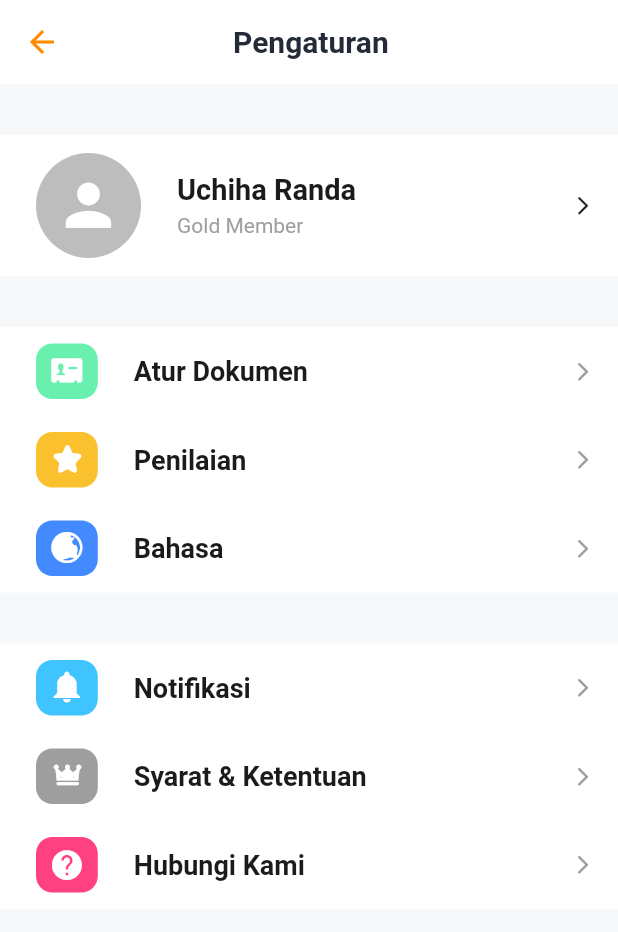
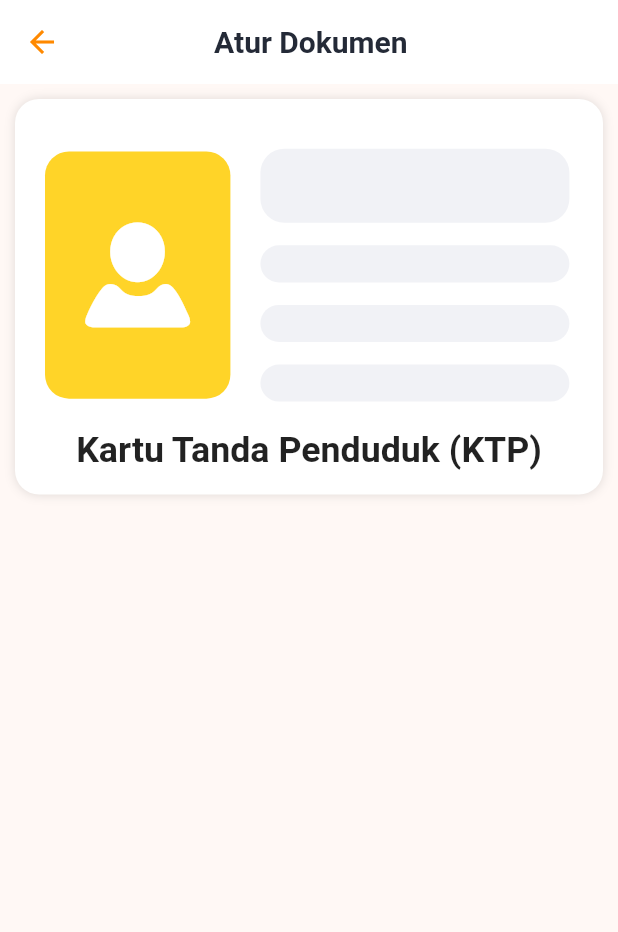
Before and after one commit to MirzaMlna/Tambalin, a Flutter app: the SettingsPage screen opened directly, after a tap on "Atur Dokumen", on a phone screen of 412 x 824 dp. Shown: the top 932 px of the screen. Run offline on Flutter 3.47's test engine with Material 2 defaults, Android fonts, the light colour scheme and no system bars; drawn by our look-alikes of settings_ui; our stand-ins replace chat_bubbles, get, google_fonts, responsive_sizer; missing offline and left inert: flutter_verification_code.

Commit message:
✅Document UI (Done)

```diff
--- a/lib/order/views/detail/payment/add_price/add_price_view.dart
+++ b/lib/order/views/detail/payment/add_price/add_price_view.dart
@@ -125,7 +125,6 @@ class _AddPriceViewState extends State<AddPriceView> {
                 height: 1.h,
               ),
               TextFormField(
-
                 maxLength: 60,
                 style: TextStyle(
                   fontSize: 18.sp,
--- a/lib/settings/account/account_view.dart
+++ b/lib/settings/views/account/account_view.dart
@@ -1,6 +1,6 @@
 import 'package:flutter/material.dart';
 import 'package:responsive_sizer/responsive_sizer.dart';
-import 'package:tambalin_app/settings/account/account_edit_view.dart';
+import 'package:tambalin_app/settings/views/account/account_edit_view.dart';
 import 'package:tambalin_app/utlis/color_pallete.dart';
 
 class MyAccount extends StatefulWidget {
--- /dev/null
+++ b/lib/settings/views/document/views/document_view.dart
@@ -0,0 +1,148 @@
+import 'package:flutter/material.dart';
+import 'package:responsive_sizer/responsive_sizer.dart';
+import 'package:tambalin_app/settings/views/document/views/document_edit_view.dart';
+import 'package:tambalin_app/utlis/color_pallete.dart';
+import 'package:tambalin_app/utlis/tambalin_icons.dart';
+
+class DocumentView extends StatefulWidget {
+  const DocumentView({super.key});
+
+  @override
+  State<DocumentView> createState() => _DocumentViewState();
+}
+
+class _DocumentViewState extends State<DocumentView> {
+  @override
+  Widget build(BuildContext context) {
+    return Scaffold(
+      appBar: AppBar(
+        elevation: 0.0,
+        backgroundColor: Colors.white,
+        leading: BackButton(
+          color: tambalinPrimary,
+          onPressed: () => Navigator.pop(context),
+        ),
+        title: Row(
+          mainAxisAlignment: MainAxisAlignment.spaceAround,
+          children: [
+            SizedBox(
+              width: 2.w,
+            ),
+            const Text(
+              'Atur Dokumen',
+              style: TextStyle(
+                color: tambalinBlack,
+                fontWeight: FontWeight.w600,
+              ),
+            ),
+            SizedBox(
+              width: 15.w,
+            ),
+          ],
+        ),
+      ),
+      body: Padding(
+        padding: const EdgeInsets.all(10),
+        child: Column(
+          children: [
+            InkWell(
+              onTap: () {
+                Navigator.push(
+                    context,
+                    MaterialPageRoute(
+                        builder: (context) => const DocumentEditView()));
+              },
+              child: Container(
+                  width: 100.w,
+                  height: 32.h,
+                  padding: const EdgeInsets.only(top: 15.0),
+                  decoration: BoxDecoration(
+                    color: Colors.white,
+                    borderRadius: BorderRadius.circular(16),
+                    boxShadow: const [
+                      BoxShadow(
+                        color: Colors.black12,
+                        spreadRadius: 0,
+                        blurRadius: 5,
+                        offset: Offset(0, 0),
+                      ),
+                    ],
+                  ),
+                  child: Column(
+                    children: [
+                      Row(
+                        children: [
+                          Align(
+                            alignment: Alignment.topLeft,
+                            child: Container(
+                              margin: const EdgeInsets.all(20.0),
+                              width: 30.w,
+                              height: 20.h,
+                              decoration: BoxDecoration(
+                                color: const Color(0xFFFFD428),
+                                borderRadius: BorderRadius.circular(16),
+                              ),
+                              child: Icon(
+                                Tambalin.profile,
+                                size: 40.sp,
+                                color: Colors.white,
+                              ),
+                            ),
+                          ),
+                          Column(
+                            children: [
+                              Container(
+                                width: 50.w,
+                                height: 6.h,
+                                decoration: BoxDecoration(
+                                  color: const Color(0xFFF1F2F6),
+                                  borderRadius: BorderRadius.circular(16),
+                                ),
+                              ),
+                              Container(
+                                width: 50.w,
+                                height: 3.h,
+                                margin: const EdgeInsets.only(top: 15.0),
+                                decoration: BoxDecoration(
+                                  color: const Color(0xFFF1F2F6),
+                                  borderRadius: BorderRadius.circular(16),
+                                ),
+                              ),
+                              Container(
+                                width: 50.w,
+                                height: 3.h,
+                                margin: const EdgeInsets.only(top: 15.0),
+                                decoration: BoxDecoration(
+                                  color: const Color(0xFFF1F2F6),
+                                  borderRadius: BorderRadius.circular(16),
+                                ),
+                              ),
+                              Container(
+                                width: 50.w,
+                                height: 3.h,
+                                margin: const EdgeInsets.only(top: 15.0),
+                                decoration: BoxDecoration(
+                                  color: const Color(0xFFF1F2F6),
+                                  borderRadius: BorderRadius.circular(16),
+                                ),
+                              ),
+                            ],
+                          ),
+                        ],
+                      ),
+                      Text(
+                        'Kartu Tanda Penduduk (KTP)',
+                        style: TextStyle(
+                          fontWeight: FontWeight.bold,
+                          fontSize: 20.sp,
+                        ),
+                      )
+                    ],
+                  )),
+            ),
+          ],
+        ),
+      ),
+    );
+  }
+}
--- a/lib/settings/views/settings_view.dart
+++ b/lib/settings/views/settings_view.dart
@@ -1,7 +1,7 @@
 import 'package:flutter/material.dart';
 import 'package:settings_ui/settings_ui.dart';
 import 'package:responsive_sizer/responsive_sizer.dart';
-import 'package:tambalin_app/settings/account/account_view.dart';
+import 'package:tambalin_app/settings/views/account/account_view.dart';
 import 'package:tambalin_app/settings/views/settings_separated.dart';
 import 'package:tambalin_app/utlis/color_pallete.dart';
 
```
Also changed, not shown: lib/settings/views/document/views/document_edit_view.dart (added, +242 -0 lines), lib/settings/views/settings_separated.dart (+4 -3 lines), lib/settings/views/account/account_edit_view.dart (renamed from lib/settings/account/account_edit_view.dart).
